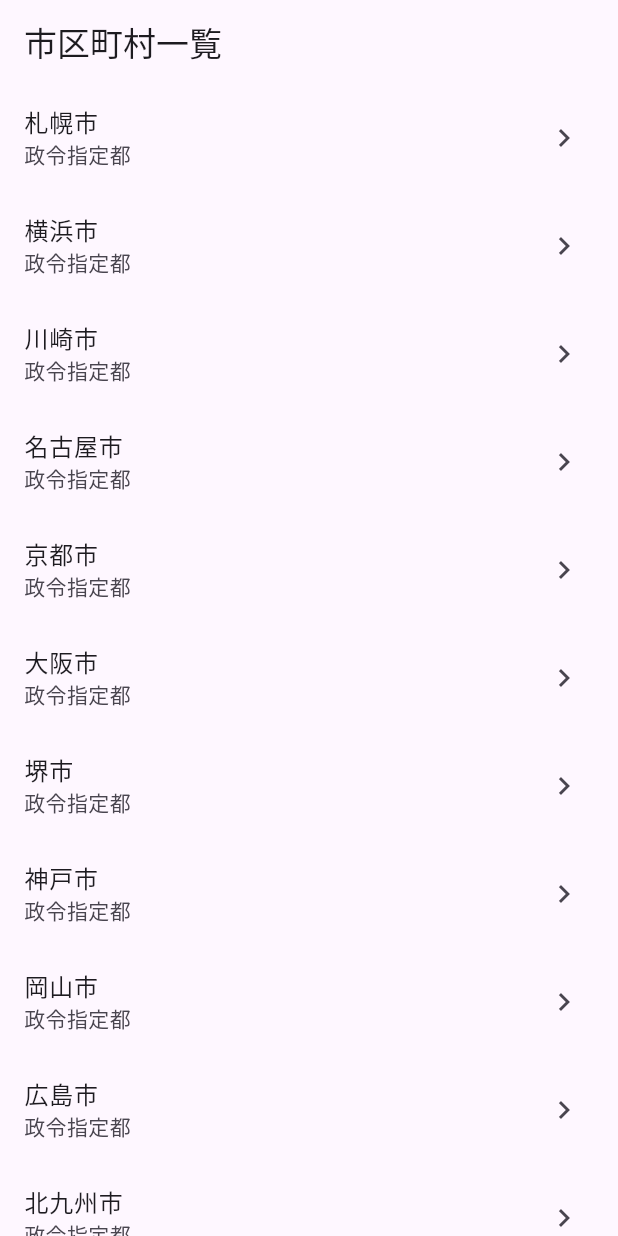
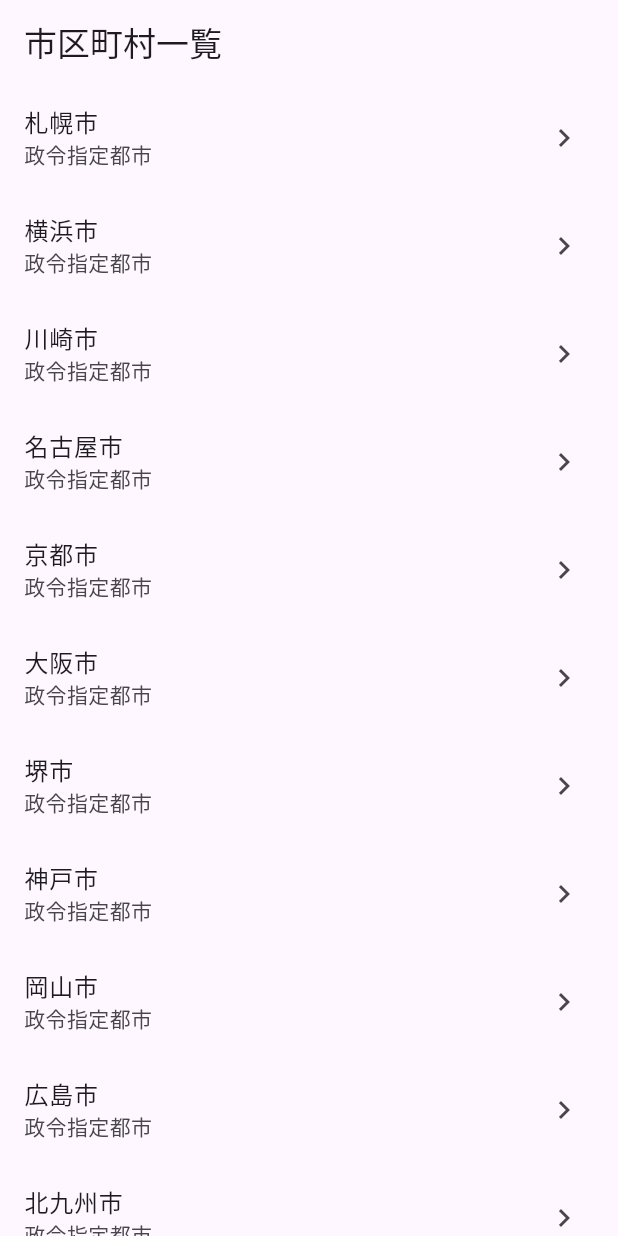
Before and after one commit to hiroki-nobe/resas_basic, a Flutter app: the screen it shows after launch, on a phone screen of 412 x 824 dp. Run offline on Flutter 3.47's test engine with Material 3 defaults, Android fonts, the phone set to English and light mode, and no system bars.

Commit message:
テスト2

```diff
--- a/lib/city/list_page.dart
+++ b/lib/city/list_page.dart
@@ -52,7 +52,7 @@ class _CityListPageState extends State<CityListPage> {
                   for (final city in cities)
                     ListTile(
                       title: Text(city),
-                      subtitle: const Text('政令指定都'),
+                      subtitle: const Text('政令指定都市'),
                       trailing: const Icon(Icons.navigate_next),
                       onTap: () {
                         Navigator.of(context).push<void>(
```
